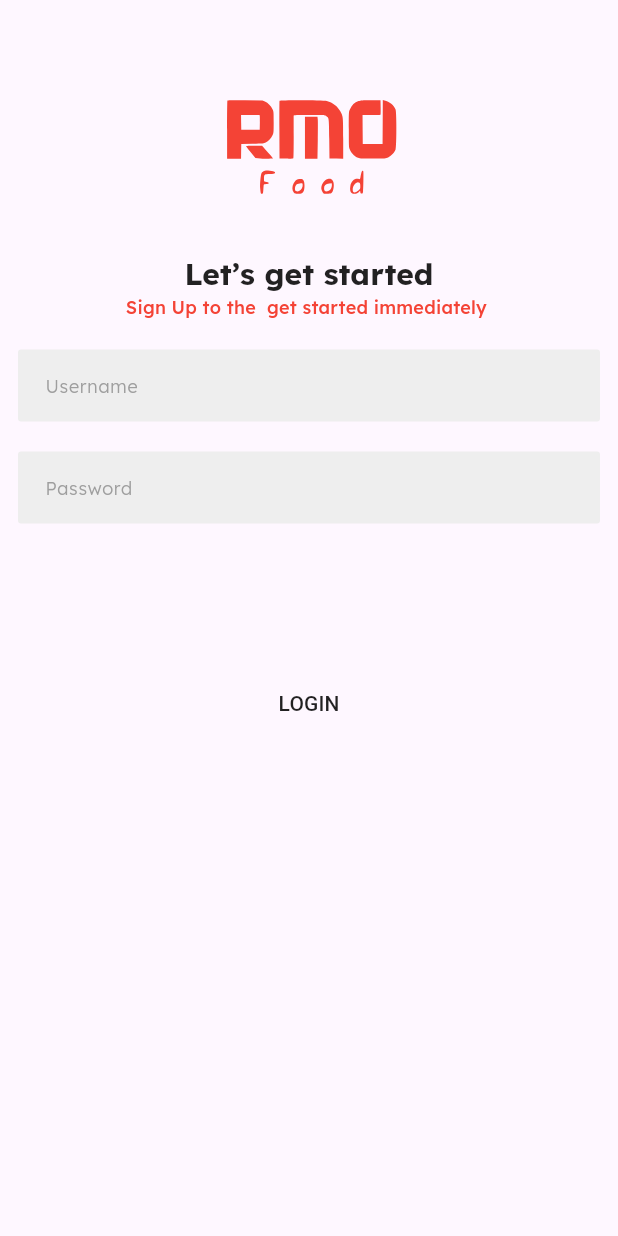
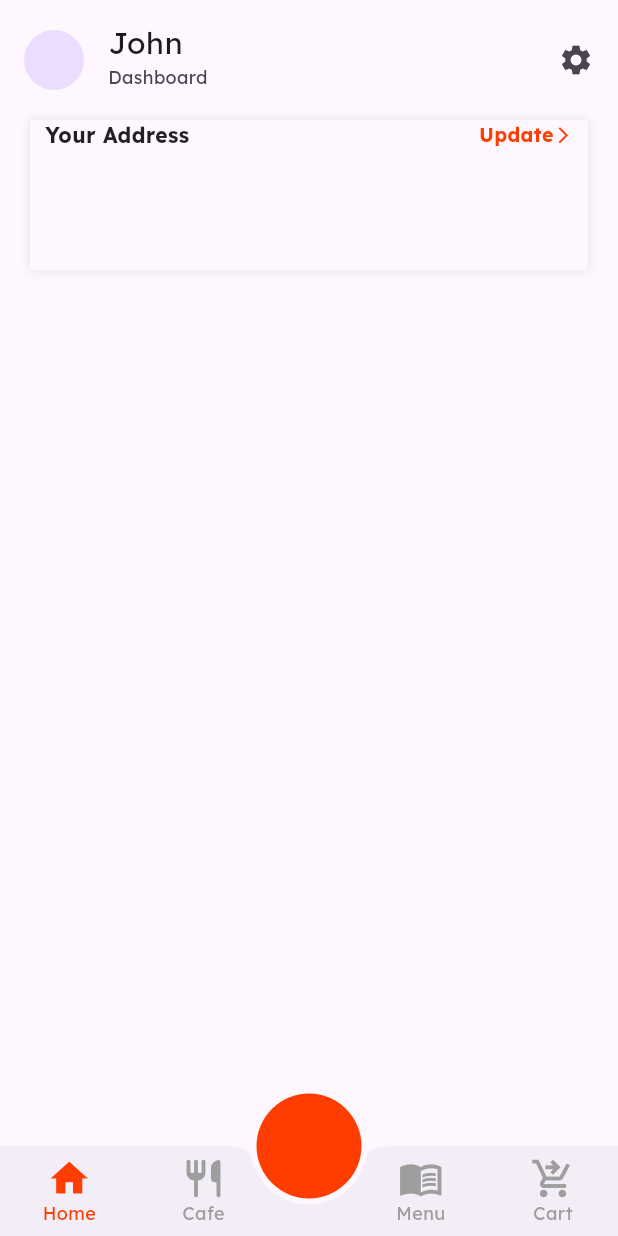
Before and after one commit to RMO-Food/rmo-food-mobile, a Flutter app: the screen it shows after launch, on a phone screen of 412 x 824 dp. Run offline on Flutter 3.47's test engine with Material 3 defaults, Android fonts, the phone set to English and light mode, and no system bars; our stand-ins replace flutter_svg.

Commit message:
added bottom navigation bar and screens

```diff
--- a/lib/config/routes_data.dart
+++ b/lib/config/routes_data.dart
@@ -3,9 +3,11 @@ part of 'routes_imports.dart';
 class Routes {
   static String initial = "/";
   static String loginScreen = "/loginScreen";
+  static String home = "/home";
 }
 
 Map<String, Function> getRoutes = {
   Routes.initial: (argument) => const SplashScreen(),
-  Routes.loginScreen: (argument) => const LoginScreen()
+  Routes.loginScreen: (argument) => const LoginScreen(),
+  Routes.home: (argument) => const HomeNavigationScreen()
 };
--- a/lib/config/routes_imports.dart
+++ b/lib/config/routes_imports.dart
@@ -1,4 +1,5 @@
 import 'package:rmo_food/splash.dart';
-import 'package:rmo_food/src/authentication/login.dart';
+import 'package:rmo_food/src/pages/authentication/login.dart';
+import 'package:rmo_food/src/pages/bottom_nav/bottom_nav.dart';
 
 part 'routes_data.dart';
--- a/lib/core/theme/common_theme.dart
+++ b/lib/core/theme/common_theme.dart
@@ -4,4 +4,4 @@ const String fontFamily = "Lexend";
 const double fontSizeLarge = 20;
 const double fontSizeMedium = 12;
 const double fontSizeSmall = 10;
-Color primaryColor = const Color.fromRGBO(255, 61, 0, 1);
+const Color primaryColor = Color.fromRGBO(255, 61, 0, 1);
--- a/lib/core/theme/dark_theme_data.dart
+++ b/lib/core/theme/dark_theme_data.dart
@@ -11,8 +11,27 @@ class DarkThemeData {
   static TextStyle labelSmall = TextStyle(
       fontFamily: fontFamily, color: labelColor, fontSize: fontSizeSmall);
 
+  static OutlineInputBorder get inputBorder => OutlineInputBorder(
+      borderSide: const BorderSide(color: Colors.transparent, width: 0),
+      borderRadius: BorderRadius.circular(2));
+  static InputDecorationTheme inputDecrationTheme = InputDecorationTheme(
+      floatingLabelStyle: labelMedium,
+      counterStyle: labelMedium,
+      labelStyle: labelMedium.copyWith(color: Colors.grey),
+      hintStyle:
+          labelMedium.copyWith(color: Colors.grey, fontWeight: FontWeight.w100),
+      focusedErrorBorder: inputBorder,
+      contentPadding: const EdgeInsets.all(14),
+      enabledBorder: inputBorder,
+      errorBorder: inputBorder,
+      disabledBorder: inputBorder,
+      focusedBorder: inputBorder,
+      filled: true,
+      border: inputBorder);
+
   static ThemeData themeData() {
     return ThemeData.dark().copyWith(
+        inputDecorationTheme: inputDecrationTheme,
         appBarTheme: AppBarTheme(centerTitle: true, titleTextStyle: labelLarge),
         textTheme: TextTheme(
             titleLarge: labelLarge,
--- a/lib/core/theme/light_theme_data.dart
+++ b/lib/core/theme/light_theme_data.dart
@@ -31,18 +31,6 @@ class LightThemeData {
 
   static ThemeData themeData() {
     return ThemeData.light().copyWith(
-        buttonTheme: const ButtonThemeData(
-            buttonColor: Colors.black,
-            highlightColor: Colors.red,
-            splashColor: Colors.red,
-            height: 200),
-        // elevatedButtonTheme: ElevatedButtonThemeData(
-        //     style: ButtonStyle(
-        //       shape: ,
-        //         textStyle: MaterialStateTextStyle.resolveWith(
-        //             (states) => labelMedium.copyWith(color: Colors.white)),
-        //         backgroundColor:
-        //             MaterialStateColor.resolveWith((states) => primaryColor))),
         inputDecorationTheme: inputDecrationTheme,
         appBarTheme: AppBarTheme(centerTitle: true, titleTextStyle: labelLarge),
         textTheme: TextTheme(
--- a/lib/main.dart
+++ b/lib/main.dart
@@ -2,12 +2,15 @@ import 'dart:async';
 import 'dart:developer';
 
 import 'package:flutter/material.dart';
+import 'package:flutter/services.dart';
 import 'package:rmo_food/config/routes_generate.dart';
 import 'package:rmo_food/core/theme/dark_theme_data.dart';
 import 'package:rmo_food/core/theme/light_theme_data.dart';
 
 void main() {
   runZonedGuarded(() {
+    WidgetsFlutterBinding.ensureInitialized();
+    SystemChrome.setPreferredOrientations([DeviceOrientation.portraitUp]);
     runApp(const AppWrapper());
   }, (error, stack) {
     log(error.toString());
--- a/lib/src/authentication/login.dart
+++ /dev/null
@@ -1,77 +0,0 @@
-import 'package:flutter/material.dart';
-import 'package:flutter_svg/svg.dart';
-import 'package:rmo_food/helper/gap.dart';
-
-class LoginScreen extends StatefulWidget {
-  const LoginScreen({super.key});
-
-  @override
-  State<LoginScreen> createState() => _LoginScreenState();
-}
-
-class _LoginScreenState extends State<LoginScreen> {
-  final formKey = GlobalKey<FormState>();
-
-  @override
-  Widget build(BuildContext context) {
-    return GestureDetector(
-      onTap: FocusScope.of(context).unfocus,
-      child: Scaffold(
-          body:
-              Column(crossAxisAlignment: CrossAxisAlignment.stretch, children: [
-        const SizedBox(height: 20),
-        SvgPicture.asset("assets/icons/splash.svg",
-            color: Colors.red, height: 150, width: 150),
-        Padding(
-          padding: const EdgeInsets.symmetric(horizontal: 12.0),
-          child: Form(
-            key: formKey,
-            child: Column(
-                mainAxisSize: MainAxisSize.min,
-                crossAxisAlignment: CrossAxisAlignment.center,
-                children: [
-                  Text("Let’s get started",
-                      style: Theme.of(context)
-                          .textTheme
-                          .titleLarge!
-                          .copyWith(fontWeight: FontWeight.bold)),
-                  Text("Sign Up to the  get started immediately ",
-                      style: Theme.of(context)
-                          .textTheme
-                          .titleMedium!
-                          .copyWith(color: Colors.red)),
-                  FixedGaps.vertialGap20,
-                  TextFormField(
-                      autovalidateMode: AutovalidateMode.onUserInteraction,
-                      validator: (value) {
-                        if (value == null || value.isEmpty) {
-                          return "*Required*";
-                        }
-                        return null;
-                      },
-                      decoration: const InputDecoration(hintText: "Username"),
-                      style: const TextStyle(fontSize: 12)),
-                  FixedGaps.vertialGap20,
-                  TextFormField(
-                      obscureText: true,
-                      validator: (value) {
-                        if (value == null || value.isEmpty) {
-                          return "*Required*";
-                        }
-                        return null;
-                      },
-                      decoration: const InputDecoration(hintText: "Password"),
-                      style: const TextStyle(fontSize: 12)),
-                  FixedGaps.vertialGap20,
-                  MaterialButton(
-                      onPressed: () {
-                        formKey.currentState!.validate();
-                      },
-                      child: const Text("LOGIN"))
-                ]),
-          ),
-        )
-      ])),
-    );
-  }
-}
--- /dev/null
+++ b/lib/src/components/widget_helper.dart
@@ -0,0 +1,24 @@
+import 'package:flutter/material.dart';
+
+class AppWidgetHelper {
+  static Widget decoratedContainer(
+    BuildContext context, {
+    required Widget child,
+    double? height,
+    double? width,
+    Color? color,
+    EdgeInsets? padding,
+    EdgeInsets? margin,
+  }) {
+    return Container(
+        margin: margin,
+        padding: padding,
+        decoration: BoxDecoration(
+            color: color ?? Theme.of(context).scaffoldBackgroundColor,
+            borderRadius: BorderRadius.circular(2),
+            boxShadow: [BoxShadow(color: Colors.grey.shade300, blurRadius: 5)]),
+        width: width,
+        height: height,
+        child: child);
+  }
+}
--- /dev/null
+++ b/lib/src/pages/bottom_nav/bottom_nav.dart
@@ -0,0 +1,125 @@
+import 'package:flutter/material.dart';
+import 'package:rmo_food/core/theme/common_theme.dart';
+import 'package:rmo_food/src/pages/cafe/cafe.dart';
+import 'package:rmo_food/src/pages/checkout/checkout.dart';
+import 'package:rmo_food/src/pages/home/home.dart';
+import 'package:rmo_food/src/pages/menu/menu.dart';
+
+class HomeNavigationScreen extends StatefulWidget {
+  const HomeNavigationScreen({super.key});
+
+  @override
+  State<HomeNavigationScreen> createState() => _HomeNavigationScreenState();
+}
+
+class _HomeNavigationScreenState extends State<HomeNavigationScreen>
+    with TickerProviderStateMixin {
+  late final PageController pageController;
+  int currentIndex = 0;
+  final List<Widget> screens = const <Widget>[
+    HomeScreen(),
+    CafeScreen(),
+    MenuScreen(),
+    ChekoutScreen()
+  ];
+  final List<Widget> bottomNavs = <Widget>[
+    Column(
+        mainAxisSize: MainAxisSize.min,
+        children: [Icon(Icons.home, color: primaryColor), const Text("Home")]),
+    Column(
+        mainAxisSize: MainAxisSize.min,
+        children: [Icon(Icons.home, color: primaryColor), const Text("Cafe")]),
+    Column(
+        mainAxisSize: MainAxisSize.min,
+        children: [Icon(Icons.home, color: primaryColor), const Text("Menu")]),
+    Column(mainAxisSize: MainAxisSize.min, children: [
+      Icon(Icons.home, color: primaryColor),
+      const Text("Checkout")
+    ])
+  ];
+
+  @override
+  void initState() {
+    super.initState();
+    pageController = PageController();
+  }
+
+  @override
+  Widget build(BuildContext context) {
+    return Scaffold(
+        body: PageView.builder(
+            controller: pageController,
+            itemCount: screens.length,
+            itemBuilder: (context, index) => screens[index]),
+        floatingActionButtonLocation: FloatingActionButtonLocation.centerDocked,
+        floatingActionButton: InkWell(
+            splashColor: Colors.transparent,
+            highlightColor: Colors.transparent,
+            onTap: () {},
+            child: CircleAvatar(radius: 35, backgroundColor: primaryColor)),
+        bottomNavigationBar: BottomAppBar(
+            padding: EdgeInsets.zero,
+            height: 60,
+            shape: const CircularNotchedRectangle(),
+            child: Row(
+                mainAxisAlignment: MainAxisAlignment.spaceAround,
+                children: [
+                  handleBottomActiveIcon(
+                      onTap: () {
+                        setState(() {
+                          currentIndex = 0;
+                          pageController.jumpToPage(currentIndex);
+                        });
+                      },
+                      icon: Icons.home,
+                      label: "Home",
+                      color: currentIndex == 0 ? primaryColor : null),
+                  handleBottomActiveIcon(
+                      onTap: () {
+                        setState(() {
+                          currentIndex = 1;
+                          pageController.jumpToPage(currentIndex);
+                        });
+                      },
+                      icon: Icons.restaurant_rounded,
+                      label: "Cafe",
+                      color: currentIndex == 1 ? primaryColor : null),
+                  const SizedBox(),
+                  handleBottomActiveIcon(
+                      onTap: () {
+                        setState(() {
+                          currentIndex = 2;
+                          pageController.jumpToPage(currentIndex);
+                        });
+                      },
+                      icon: Icons.menu_book,
+                      label: "Menu",
+                      color: currentIndex == 2 ? primaryColor : null),
+                  handleBottomActiveIcon(
+                      onTap: () {
+                        setState(() {
+                          currentIndex = 3;
+                          pageController.jumpToPage(currentIndex);
+                        });
+                      },
+                      icon: Icons.shopping_cart_checkout,
+                      label: "Cart",
+                      color: currentIndex == 3 ? primaryColor : null)
+                ])));
+  }
+
+  Widget handleBottomActiveIcon(
+      {required Function() onTap,
+      required IconData icon,
+      required String label,
+      Color? color}) {
+    return InkWell(
+        splashColor: Colors.transparent,
+        highlightColor: Colors.transparent,
+        onTap: onTap,
+        child: Column(mainAxisSize: MainAxisSize.min, children: [
+          Icon(size: 30, icon, color: color ?? Colors.grey.shade500),
+          Text(label, style: TextStyle(color: color ?? Colors.grey.shade500))
+        ]));
+  }
+}
--- /dev/null
+++ b/lib/src/pages/home/home.dart
@@ -0,0 +1,51 @@
+import 'package:flutter/material.dart';
+import 'package:rmo_food/core/theme/common_theme.dart';
+import 'package:rmo_food/helper/gap.dart';
+import 'package:rmo_food/src/components/extensions.dart';
+import 'package:rmo_food/src/components/widget_helper.dart';
+
+class HomeScreen extends StatelessWidget {
+  const HomeScreen({super.key});
+
+  @override
+  Widget build(BuildContext context) {
+    return Scaffold(
+        appBar: AppBar(
+            toolbarHeight: 60,
+            title: const ListTile(
+              contentPadding: EdgeInsets.only(top: 20),
+              leading: CircleAvatar(),
+              title: Text("John"),
+              subtitle: Text("Dashboard"),
+              trailing: Icon(Icons.settings),
+            )),
+        body: SingleChildScrollView(
+            child: Column(children: [
+          FixedGaps.vertialGap20,
+          AppWidgetHelper.decoratedContainer(context,
+              height: 100,
+              margin: const EdgeInsets.symmetric(horizontal: 20),
+              padding: const EdgeInsets.symmetric(horizontal: 10),
+              child: Column(children: [
+                Row(
+                    mainAxisAlignment: MainAxisAlignment.spaceBetween,
+                    children: [
+                      const Text("Your Address").title(),
+                      Material(
+                          color: Colors.transparent,
+                          child: InkWell(
+                              onTap: () {},
+                              child: Row(
+                                  mainAxisSize: MainAxisSize.min,
+                                  crossAxisAlignment: CrossAxisAlignment.center,
+                                  children: [
+                                    const Text("Update").title(
+                                        color: primaryColor, fontSize: 13),
+                                    const Icon(Icons.arrow_forward_ios_sharp,
+                                        size: 13, color: primaryColor)
+                                  ])))
+                    ])
+              ]))
+        ])));
+  }
+}
```
Also changed, not shown: lib/splash.dart (+6 -5 lines), lib/src/components/extensions.dart (added, +11 -0 lines), lib/src/components/full_button.dart (added, +27 -0 lines), lib/src/pages/authentication/helper/validations.dart (added, +22 -0 lines), lib/src/pages/authentication/login.dart (added, +115 -0 lines), lib/src/pages/cafe/cafe.dart (added, +10 -0 lines), lib/src/pages/checkout/checkout.dart (added, +10 -0 lines), lib/src/pages/menu/menu.dart (added, +10 -0 lines), lib/src/pages/authentication/registration.dart (added).
